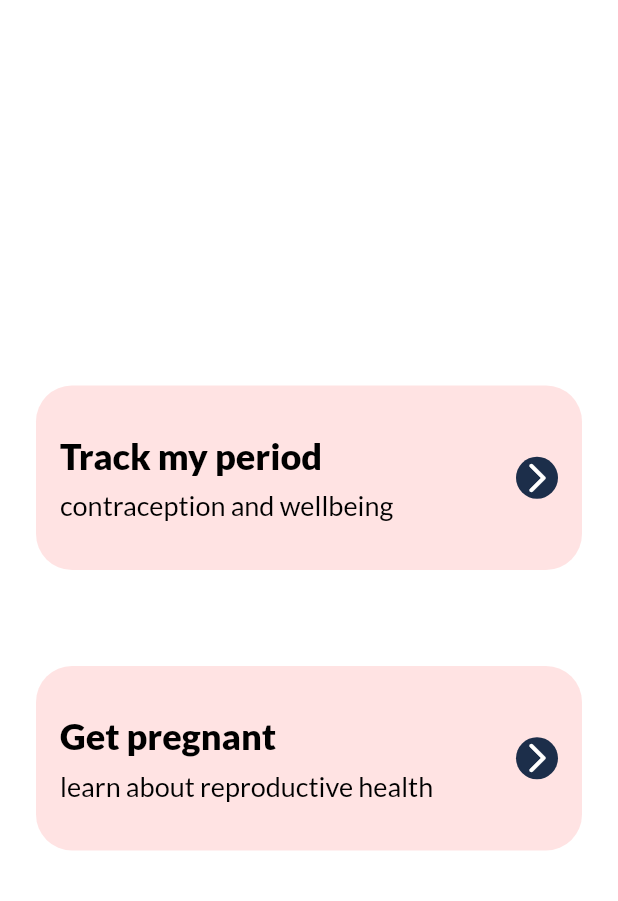
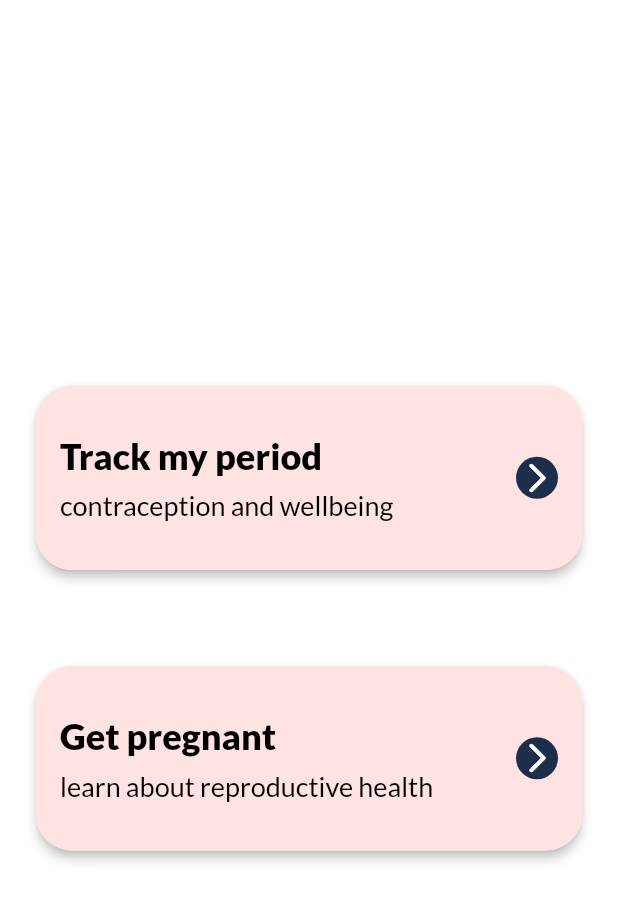
Before and after one commit to kibzsam/test-app, a Flutter app: the screen it shows after launch, on a phone screen of 412 x 824 dp. Shown: the top 901 px of the screen. Run offline on Flutter 3.47's test engine with Material 2 defaults, Android fonts, the phone set to English and light mode, and no system bars; our stand-ins replace equatable, flutter_bloc, flutter_holo_date_picker.

```diff
--- a/lib/blocs/date_of_birth/DateOfBirthCubit.dart
+++ b/lib/blocs/date_of_birth/DateOfBirthCubit.dart
@@ -9,6 +9,6 @@ class DateOfBirthCubit extends Cubit<DateOfBirthState> {
 
   void onDateChanged(DateTime date) {
     var formattedDate = formatter.format(date);
-    emit(DateOfBirthState(date: formattedDate));
+    emit(DateOfBirthState(date: formattedDate, originalDate: date));
   }
 }
--- a/lib/blocs/date_of_birth/DateOfBirthState.dart
+++ b/lib/blocs/date_of_birth/DateOfBirthState.dart
@@ -1,9 +1,9 @@
 import 'package:equatable/equatable.dart';
 
 class DateOfBirthState extends Equatable {
-  DateOfBirthState({this.date});
+  DateOfBirthState({this.date, this.originalDate});
   final String? date;
-
+  final DateTime? originalDate;
   @override
-  List<Object?> get props => [date];
+  List<Object?> get props => [date, originalDate];
 }
--- a/lib/pages/ViewSummaryPage.dart
+++ b/lib/pages/ViewSummaryPage.dart
@@ -16,6 +16,9 @@ class ViewSummary extends StatelessWidget {
         width: width,
         height: height,
         child: Center(
+          child: Material(
+            borderRadius: BorderRadius.circular(24),
+            elevation: 2,
             child: Container(
               height: height * 0.5,
               decoration: BoxDecoration(color: Color(0xFFFFE3E3), borderRadius: BorderRadius.circular(24)),
@@ -71,6 +74,7 @@ class ViewSummary extends StatelessWidget {
               ),
             ),
           ),
+        ),
         color: Colors.white,
       ),
     );
--- a/lib/widgets/TrackCard.dart
+++ b/lib/widgets/TrackCard.dart
@@ -7,7 +7,10 @@ class TrackCard extends StatelessWidget {
 
   @override
   Widget build(BuildContext context) {
-    return Container(
+    return Material(
+      borderRadius: BorderRadius.circular(24),
+      elevation: 3,
+      child: Container(
         decoration: BoxDecoration(color: Color(0xFFFFE3E3), borderRadius: BorderRadius.circular(24)),
         padding: EdgeInsets.symmetric(vertical: 32, horizontal: 16),
         child: Row(
@@ -53,6 +56,7 @@ class TrackCard extends StatelessWidget {
             ),
           ],
         ),
+      ),
     );
   }
 }
```
Also changed, not shown: lib/pages/DateOfBirthPage.dart (+24 -2 lines). Lines whose indentation alone changed are shown as unchanged.
